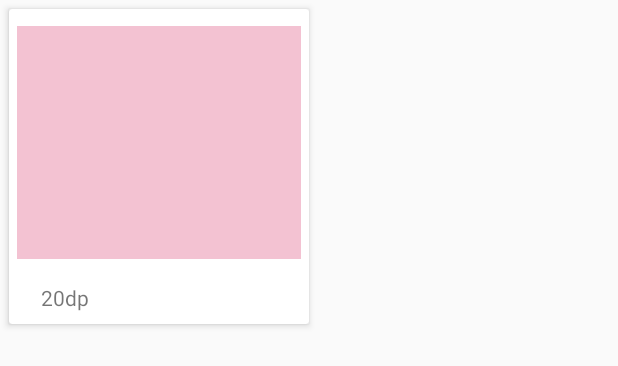
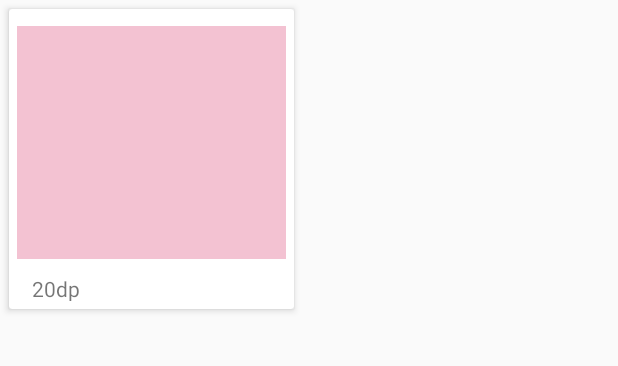
Before and after one commit to andersonmoralez/app-android-studio, an Android app: the layout adapter_produto.xml on its own in the app's theme, with its tools: preview values and no code run, on a phone screen of 412 x 824 dp. Shown: the top 366 px of the screen. Run offline under Robolectric (Android 15) with nearby library versions, the phone set to English and light mode, and no system bars; network calls fail.

Commit message:
implemented grid layout

```diff
--- a/Bolsomovel/app/src/main/java/com/anderson/bolsomovel/TelaInicial.kt
+++ b/Bolsomovel/app/src/main/java/com/anderson/bolsomovel/TelaInicial.kt
@@ -10,6 +10,7 @@ import android.widget.Toast
 import androidx.appcompat.app.ActionBarDrawerToggle
 import androidx.core.view.GravityCompat
 import androidx.recyclerview.widget.DefaultItemAnimator
+import androidx.recyclerview.widget.GridLayoutManager
 import androidx.recyclerview.widget.LinearLayoutManager
 import com.google.android.material.navigation.NavigationView
 import kotlinx.android.synthetic.main.activity_tela_inicial.*
@@ -27,7 +28,7 @@ class TelaInicial : AppCompatActivity(), NavigationView.OnNavigationItemSelected
         super.onCreate(savedInstanceState)
         setContentView(R.layout.activity_tela_inicial)
 
-        recyclerProdutos?.layoutManager = LinearLayoutManager(context)
+        recyclerProdutos?.setLayoutManager(GridLayoutManager(this, 2))
         recyclerProdutos?.itemAnimator = DefaultItemAnimator()
         recyclerProdutos?.setHasFixedSize(true)
 
--- a/Bolsomovel/app/src/main/res/layout/adapter_produto.xml
+++ b/Bolsomovel/app/src/main/res/layout/adapter_produto.xml
@@ -1,7 +1,7 @@
 <?xml version="1.0" encoding="utf-8"?>
 <androidx.cardview.widget.CardView xmlns:android="http://schemas.android.com/apk/res/android"
-    android:layout_width="200dp"
-    android:layout_height="210dp"
+    android:layout_width="190dp"
+    android:layout_height="200dp"
     xmlns:app="http://schemas.android.com/apk/res-auto"
     android:id="@+id/card_produto"
     android:layout_margin="6dp"
@@ -14,8 +14,8 @@
     android:padding="5dp">
 
     <LinearLayout
-        android:layout_width="200dp"
-        android:layout_height="210dp"
+        android:layout_width="190dp"
+        android:layout_height="200dp"
         android:orientation="vertical"
         android:padding="5dp">
 
@@ -25,7 +25,7 @@
 
             <ImageView
                 android:id="@+id/cardImg"
-                android:layout_width="200dp"
+                android:layout_width="190dp"
                 android:layout_height="155dp"
                 android:layout_gravity="center_horizontal"
                 android:layout_marginTop="6dp"
@@ -33,7 +33,6 @@
 
             <ProgressBar
                 android:id="@+id/cardProgressbar"
-                style="@android:style/Widget.ProgressBar.Small"
                 android:layout_width="wrap_content"
                 android:layout_height="wrap_content"
                 android:layout_gravity="center"
@@ -45,8 +44,8 @@
                 android:id="@+id/cardNome"
                 android:layout_width="wrap_content"
                 android:layout_height="wrap_content"
-                android:layout_marginLeft="16dp"
-                android:layout_marginTop="16dp"
+                android:layout_marginLeft="10dp"
+                android:layout_marginTop="10dp"
                 android:text="20dp" />
     </LinearLayout>
 </androidx.cardview.widget.CardView>
```
